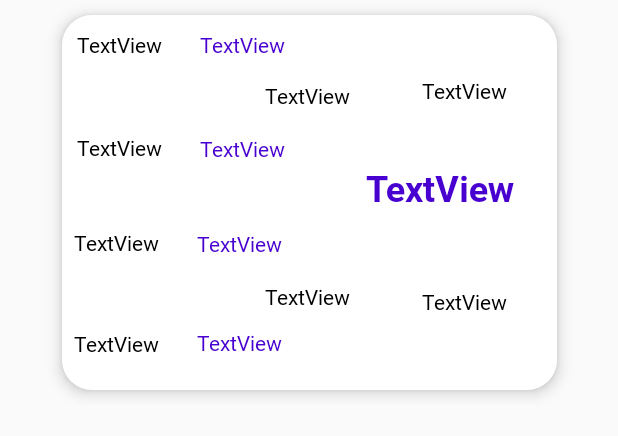
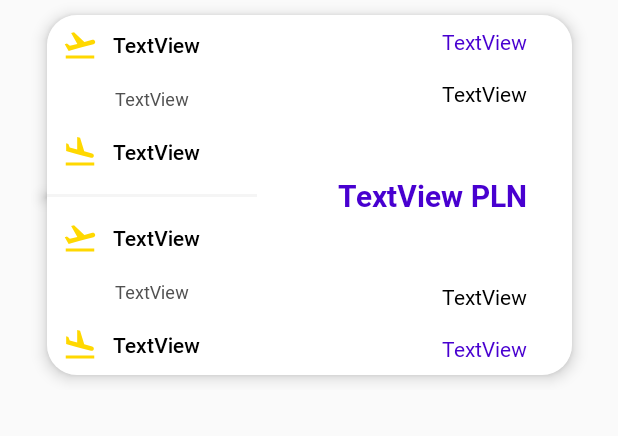
Before and after one commit to marcinsitkiewicz/Trip-planner-Android-app, an Android app: the layout flight_row_two_way.xml on its own in the app's theme, with its tools: preview values and no code run, on a phone screen of 412 x 824 dp. Shown: the top 436 px of the screen. Run offline under Robolectric (Android 15) with nearby library versions, the phone set to English and light mode, and no system bars.

```diff
--- /dev/null
+++ b/app/src/main/res/drawable/ic_flight_land.xml
@@ -0,0 +1,9 @@
+<vector xmlns:android="http://schemas.android.com/apk/res/android"
+        android:width="24dp"
+        android:height="24dp"
+        android:viewportWidth="24.0"
+        android:viewportHeight="24.0">
+    <path
+        android:fillColor="#FFD800"
+        android:pathData="M2.5,19h19v2h-19zM9.68,13.27l4.35,1.16 5.31,1.42c0.8,0.21 1.62,-0.26 1.84,-1.06 0.21,-0.8 -0.26,-1.62 -1.06,-1.84l-5.31,-1.42 -2.76,-9.02L10.12,2v8.28L5.15,8.95l-0.93,-2.32 -1.45,-0.39v5.17l1.6,0.43 5.31,1.43z"/>
+</vector>
--- /dev/null
+++ b/app/src/main/res/drawable/ic_flight_takeoff.xml
@@ -0,0 +1,9 @@
+<vector xmlns:android="http://schemas.android.com/apk/res/android"
+        android:width="24dp"
+        android:height="24dp"
+        android:viewportWidth="24.0"
+        android:viewportHeight="24.0">
+    <path
+        android:fillColor="#FFD800"
+        android:pathData="M2.5,19h19v2h-19zM22.07,9.64c-0.21,-0.8 -1.04,-1.28 -1.84,-1.06L14.92,10l-6.9,-6.43 -1.93,0.51 4.14,7.17 -4.97,1.33 -1.97,-1.54 -1.45,0.39 1.82,3.16 0.77,1.33 1.6,-0.43 5.31,-1.42 4.35,-1.16L21,11.49c0.81,-0.23 1.28,-1.05 1.07,-1.85z"/>
+</vector>
--- a/app/src/main/res/layout/flight_row_two_way.xml
+++ b/app/src/main/res/layout/flight_row_two_way.xml
@@ -12,37 +12,31 @@
             android:layout_width="wrap_content"
             android:layout_height="wrap_content"
             android:layout_marginStart="10dp"
-            android:layout_marginTop="10dp"
+            android:layout_marginTop="8dp"
             android:elevation="7dp"
-            android:fontFamily="@font/robotoregular"
+            android:fontFamily="@font/robotomedium"
+            android:drawableStart="@drawable/ic_flight_takeoff"
+            android:drawablePadding="10dp"
+            android:gravity="center_vertical"
             android:text="TextView"
             android:textColor="#000000"
             app:layout_constraintStart_toStartOf="@+id/view3"
-            app:layout_constraintTop_toTopOf="@+id/view3" />
+            app:layout_constraintTop_toTopOf="@+id/view3"/>
 
-    <TextView
-            android:id="@+id/wylot_z2"
-            android:layout_width="wrap_content"
-            android:layout_height="wrap_content"
-            android:layout_marginStart="8dp"
-            android:elevation="7dp"
-            android:fontFamily="@font/robotoregular"
-            android:text="TextView"
-            android:textColor="#000000"
-            app:layout_constraintStart_toStartOf="@+id/view3" app:layout_constraintTop_toBottomOf="@+id/przylot_do"
-            android:layout_marginTop="44dp"/>
+
     <TextView
             android:id="@+id/data_wylotu"
             android:layout_width="wrap_content"
             android:layout_height="wrap_content"
-            android:layout_marginStart="25dp"
-            android:layout_marginTop="10dp"
             android:elevation="7dp"
             android:fontFamily="@font/robotoregular"
             android:text="TextView"
             android:textColor="#4800D0"
-            app:layout_constraintStart_toEndOf="@+id/wylot_z"
-            app:layout_constraintTop_toTopOf="@+id/view3" />
+
+            app:layout_constraintEnd_toEndOf="@+id/view3"
+            android:layout_marginEnd="30dp" app:layout_constraintTop_toTopOf="@+id/view3"
+            android:layout_marginTop="8dp"/>
+
 
     <TextView
             android:id="@+id/data_wylotu2"
@@ -52,74 +46,51 @@
             android:fontFamily="@font/robotoregular"
             android:text="TextView"
             android:textColor="#4800D0"
-            app:layout_constraintStart_toEndOf="@+id/wylot_z2"
-            app:layout_constraintTop_toBottomOf="@+id/data_przylotu" android:layout_marginTop="44dp"
-            android:layout_marginStart="25dp"/>
+
+            app:layout_constraintEnd_toEndOf="@+id/view3"
+            android:layout_marginEnd="30dp"
+            app:layout_constraintBottom_toBottomOf="@+id/view3" android:layout_marginBottom="8dp"/>
     <TextView
             android:id="@+id/przylot_do"
             android:layout_width="wrap_content"
             android:layout_height="wrap_content"
             android:layout_marginStart="10dp"
-            android:layout_marginBottom="152dp"
             android:elevation="7dp"
-            android:fontFamily="@font/robotoregular"
+            android:fontFamily="@font/robotomedium"
+            android:drawableLeft="@drawable/ic_flight_land"
+            android:drawablePadding="10dp"
             android:text="TextView"
             android:textColor="#000000"
-            app:layout_constraintBottom_toBottomOf="@+id/view3"
-            app:layout_constraintStart_toStartOf="@+id/view3" app:layout_constraintTop_toBottomOf="@+id/wylot_z"
-            app:layout_constraintVertical_bias="1.0"/>
+            android:gravity="center_vertical"
+            app:layout_constraintStart_toStartOf="@+id/view3" app:layout_constraintTop_toBottomOf="@+id/przesiadki"
+            android:layout_marginTop="15dp"/>
 
-    <TextView
-            android:id="@+id/przylot_do2"
-            android:layout_width="wrap_content"
-            android:layout_height="wrap_content"
-            android:layout_marginStart="8dp"
-            android:elevation="7dp"
-            android:fontFamily="@font/robotoregular"
-            android:text="TextView"
-            android:textColor="#000000"
-            app:layout_constraintStart_toStartOf="@+id/view3" app:layout_constraintTop_toBottomOf="@+id/wylot_z2"
-            android:layout_marginTop="48dp"/>
-    <TextView
-            android:id="@+id/data_przylotu"
-            android:layout_width="wrap_content"
-            android:layout_height="wrap_content"
-            android:layout_marginStart="25dp"
-            android:layout_marginBottom="10dp"
-            android:elevation="7dp"
-            android:fontFamily="@font/robotoregular"
-            android:text="TextView"
-            android:textColor="#4800D0"
-            app:layout_constraintBottom_toBottomOf="@+id/view3"
-            app:layout_constraintStart_toEndOf="@+id/przylot_do"
-            app:layout_constraintTop_toBottomOf="@+id/data_wylotu" app:layout_constraintVertical_bias="0.26"/>
-
-    <TextView
-            android:id="@+id/data_przylotu2"
-            android:layout_width="wrap_content"
-            android:layout_height="wrap_content"
-            android:layout_marginBottom="10dp"
-            android:elevation="7dp"
-            android:fontFamily="@font/robotoregular"
-            android:text="TextView"
-            android:textColor="#4800D0"
-            app:layout_constraintBottom_toBottomOf="@+id/view3"
-            app:layout_constraintStart_toEndOf="@+id/przylot_do2"
-            app:layout_constraintTop_toBottomOf="@+id/data_wylotu2" app:layout_constraintVertical_bias="0.8"
-            android:layout_marginStart="25dp"/>
     <TextView
             android:id="@+id/cena"
             android:layout_width="wrap_content"
             android:layout_height="wrap_content"
-            android:layout_marginEnd="28dp"
             android:elevation="7dp"
             android:fontFamily="@font/robotobold"
             android:text="TextView"
             android:textColor="#4800D0"
-            app:layout_constraintEnd_toEndOf="@+id/view3"
-            app:layout_constraintTop_toTopOf="@+id/view3" app:layout_constraintBottom_toBottomOf="@+id/view3"
-            app:layout_constraintVertical_bias="0.454" android:textSize="24sp"/>
+            app:layout_constraintBottom_toBottomOf="@+id/view3"
+            app:layout_constraintEnd_toStartOf="@+id/waluta"
+            app:layout_constraintTop_toTopOf="@+id/view3"
+            android:textSize="20sp" android:layout_marginEnd="5dp"/>
 
+
+    <TextView
+            android:id="@+id/waluta"
+            android:layout_width="wrap_content"
+            android:layout_height="wrap_content"
+
+            android:elevation="7dp"
+            android:fontFamily="@font/robotobold"
+            android:text="PLN"
+            android:textColor="#4800D0"
+            android:textSize="20sp"
+            app:layout_constraintEnd_toEndOf="@+id/view3" app:layout_constraintBottom_toBottomOf="@+id/view3"
+            app:layout_constraintTop_toTopOf="@+id/view3" android:layout_marginEnd="30dp"/>
     <TextView
             android:id="@+id/przewoznik"
             android:layout_width="wrap_content"
@@ -128,9 +99,10 @@
             android:fontFamily="@font/robotoregular"
             android:text="TextView"
             android:textColor="#000000"
-            app:layout_constraintTop_toTopOf="@+id/view3"
-            app:layout_constraintBottom_toTopOf="@+id/cena" app:layout_constraintStart_toEndOf="@+id/przesiadki"
-            android:layout_marginStart="48dp" app:layout_constraintVertical_bias="0.511"/>
+
+            app:layout_constraintEnd_toEndOf="@+id/view3" app:layout_constraintTop_toBottomOf="@+id/data_wylotu"
+            android:layout_marginEnd="30dp" android:layout_marginTop="15dp"/>
+
     <TextView
             android:id="@+id/przewoznik2"
             android:layout_width="wrap_content"
@@ -139,9 +111,10 @@
             android:fontFamily="@font/robotoregular"
             android:text="TextView"
             android:textColor="#000000"
-            app:layout_constraintStart_toEndOf="@+id/przesiadki"
-            android:layout_marginStart="48dp" app:layout_constraintTop_toBottomOf="@+id/cena"
-            app:layout_constraintBottom_toBottomOf="@+id/view3"/>
+
+            app:layout_constraintEnd_toEndOf="@+id/view3"
+            android:layout_marginEnd="30dp" app:layout_constraintBottom_toTopOf="@+id/data_wylotu2"
+            android:layout_marginBottom="15dp"/>
     <TextView
             android:id="@+id/przesiadki"
             android:layout_width="wrap_content"
@@ -149,29 +122,16 @@
             android:elevation="7dp"
             android:fontFamily="@font/robotoregular"
             android:text="TextView"
-            android:textColor="#000000"
-            app:layout_constraintBottom_toBottomOf="@+id/view3"
-            app:layout_constraintEnd_toEndOf="@+id/view3"
+            android:textColor="#515151"
+            android:textSize="12sp"
             app:layout_constraintStart_toStartOf="@+id/view3"
-            app:layout_constraintTop_toTopOf="@+id/view3" app:layout_constraintHorizontal_bias="0.496"
-            app:layout_constraintVertical_bias="0.19"/>
-    <TextView
-            android:id="@+id/przesiadki2"
-            android:layout_width="wrap_content"
-            android:layout_height="19dp"
-            android:elevation="7dp"
-            android:fontFamily="@font/robotoregular"
-            android:text="TextView"
-            android:textColor="#000000"
+            android:layout_marginStart="45dp"
             android:layout_marginTop="15dp"
-            app:layout_constraintTop_toBottomOf="@+id/data_wylotu2"
-            app:layout_constraintBottom_toBottomOf="@+id/view3" app:layout_constraintStart_toStartOf="@+id/view3"
-            app:layout_constraintEnd_toStartOf="@+id/przewoznik2" app:layout_constraintHorizontal_bias="0.737"
-            app:layout_constraintVertical_bias="0.018"/>
+            app:layout_constraintTop_toBottomOf="@+id/wylot_z"/>
     <View
             android:id="@+id/view3"
-            android:layout_width="330dp"
-            android:layout_height="250dp"
+            android:layout_width="350dp"
+            android:layout_height="240dp"
             android:layout_marginTop="10dp"
             android:layout_marginBottom="10dp"
             android:background="@drawable/bg_flights_row"
@@ -181,5 +141,61 @@
             app:layout_constraintBottom_toBottomOf="parent"
             app:layout_constraintEnd_toEndOf="parent"
             app:layout_constraintStart_toStartOf="parent"
-            app:layout_constraintTop_toTopOf="parent"/>
+            app:layout_constraintTop_toTopOf="parent" />
+
+    <TextView
+            android:id="@+id/wylot_z2"
+            android:layout_width="wrap_content"
+            android:layout_height="wrap_content"
+            android:layout_marginStart="10dp"
+            android:layout_marginBottom="15dp"
+            android:elevation="7dp"
+            android:fontFamily="@font/robotomedium"
+            android:drawableStart="@drawable/ic_flight_takeoff"
+            android:drawablePadding="10dp"
+            android:gravity="center_vertical"
+            android:text="TextView"
+            android:textColor="#000000"
+            app:layout_constraintStart_toStartOf="@+id/view3"
+            app:layout_constraintBottom_toTopOf="@+id/przesiadki2"/>
+
+    <TextView
+            android:id="@+id/przesiadki2"
+            android:layout_width="wrap_content"
+            android:layout_height="wrap_content"
+            android:elevation="7dp"
+            android:fontFamily="@font/robotoregular"
+            android:text="TextView"
+            android:textColor="#515151"
+            android:textSize="12sp"
+            app:layout_constraintStart_toStartOf="@+id/view3"
+            android:layout_marginStart="45dp"
+            android:layout_marginBottom="15dp"
+            app:layout_constraintBottom_toTopOf="@+id/przylot_do2"/>
+
+    <TextView
+            android:id="@+id/przylot_do2"
+            android:layout_width="wrap_content"
+            android:layout_height="wrap_content"
+            android:layout_marginStart="10dp"
+            android:elevation="7dp"
+            android:fontFamily="@font/robotomedium"
+            android:drawableLeft="@drawable/ic_flight_land"
+            android:drawablePadding="10dp"
+            android:text="TextView"
+            android:textColor="#000000"
+            android:gravity="center_vertical"
+            app:layout_constraintStart_toStartOf="@+id/view3"
+            app:layout_constraintBottom_toBottomOf="@+id/view3"
+            android:layout_marginBottom="8dp"/>
+    <View
+            android:id="@+id/divider"
+            android:layout_width="140dp"
+            android:layout_height="2dp"
+            android:background="@color/grey_100"
+            app:layout_constraintTop_toBottomOf="@+id/przylot_do"
+            app:layout_constraintBottom_toTopOf="@+id/wylot_z2" android:visibility="visible"
+            app:layout_constraintStart_toStartOf="@+id/view3" android:backgroundTint="@color/grey_100"
+            android:elevation="6dp"
+    />
 </androidx.constraintlayout.widget.ConstraintLayout>
```
Also changed, not shown: app/src/main/java/com/example/trip_planner_andrid_app/FlightsAdapter.kt (+23 -28 lines), app/src/main/res/layout/flight_row.xml (+41 -33 lines).
